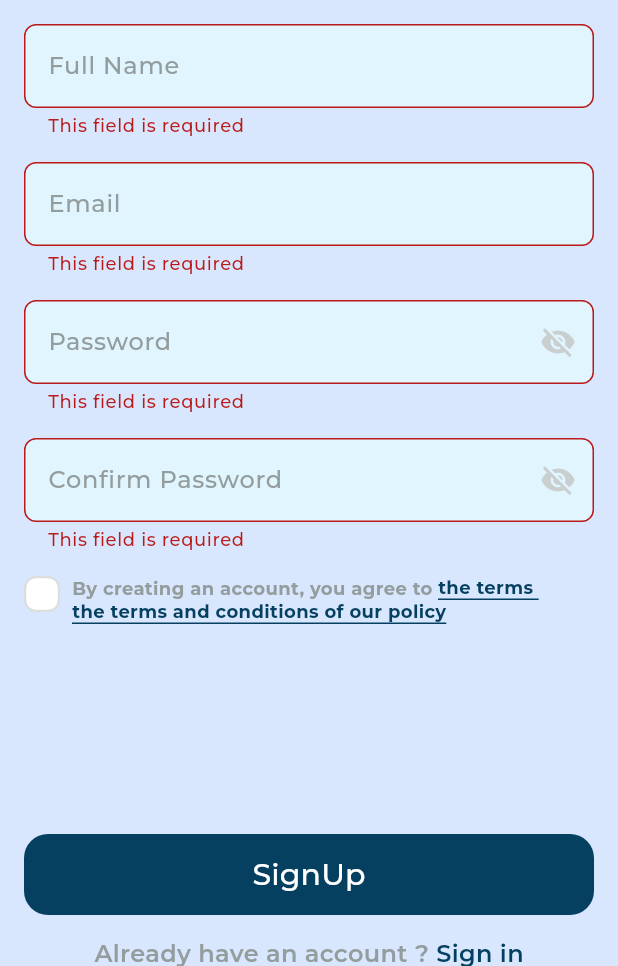
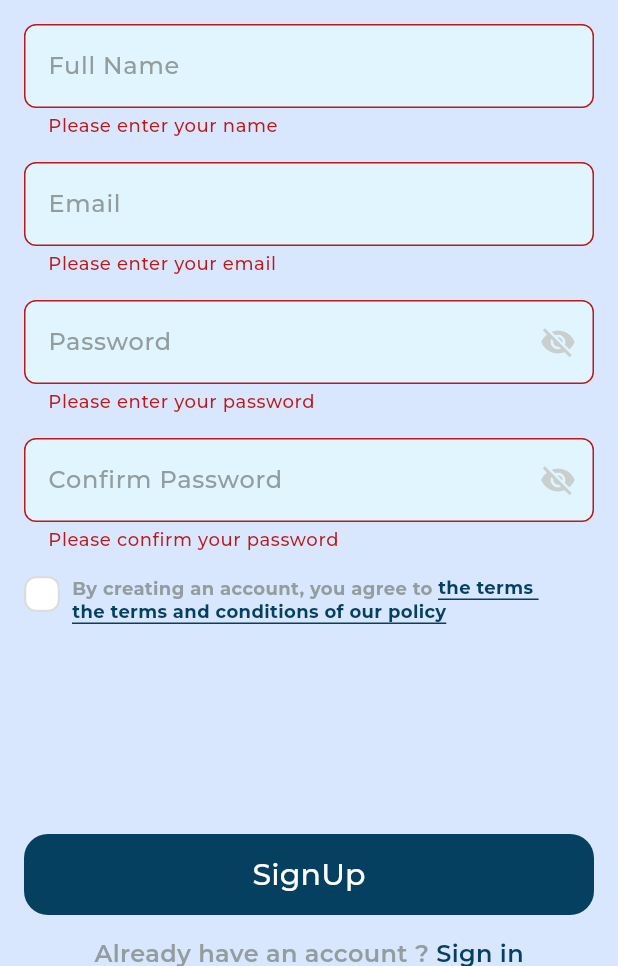
Before and after one commit to engAhmedSami/NewsAppAdv, a Flutter app: the SignupView screen opened by its route, after a tap on "SignUp", on a phone screen of 412 x 824 dp, the part 270-1236 px from its top. Run offline on Flutter 3.47's test engine with Material 3 defaults, Android fonts, the phone set to English and light mode, and no system bars; drawn by our look-alikes of modal_progress_hud_nsn; our stand-ins replace dartz, dots_indicator, firebase_auth, firebase_core, flutter_bloc, flutter_svg and 6 more; missing offline and left inert: flutter_facebook_auth; accounts and stored records are empty; project files that could hold a hidden picture were left out.

Commit message:
"Extracted validator logic from CustomTextFormField and PasswordField to their respective callers, and added custom validation rules for name, email, password, and confirm password fields in SignupViewBody."

```diff
--- a/lib/Core/widget/custom_text_field.dart
+++ b/lib/Core/widget/custom_text_field.dart
@@ -11,6 +11,7 @@ class CustomTextFormField extends StatelessWidget {
     this.onSaved,
     this.obobscureText = false,
     required this.controller,
+    this.validator,
   });
   final String hintText;
   final TextInputType textInputType;
@@ -18,6 +19,7 @@ class CustomTextFormField extends StatelessWidget {
   final void Function(String?)? onSaved;
   final bool obobscureText;
   final TextEditingController controller;
+  final FormFieldValidator<String>? validator;
 
   @override
   Widget build(BuildContext context) {
@@ -25,12 +27,7 @@ class CustomTextFormField extends StatelessWidget {
       controller: controller,
       obscureText: obobscureText,
       onSaved: onSaved,
-      validator: (value) {
-        if (value == null || value.isEmpty) {
-          return 'This field is required';
-        }
-        return null;
-      },
+      validator: validator,
       keyboardType: textInputType,
       decoration: InputDecoration(
         suffixIcon: suffixIcon,
--- a/lib/Featuers/auth/presentation/view/widget/password_field.dart
+++ b/lib/Featuers/auth/presentation/view/widget/password_field.dart
@@ -7,11 +7,12 @@ class PasswordField extends StatefulWidget {
     this.onSaved,
     required this.controller,
     required this.hintText,
+    this.validator,
   });
   final void Function(String?)? onSaved;
   final TextEditingController controller;
   final String hintText;
-
+  final FormFieldValidator<String>? validator;
   @override
   State<PasswordField> createState() => _PasswordFieldState();
 }
@@ -27,6 +28,7 @@ class _PasswordFieldState extends State<PasswordField> {
       onSaved: widget.onSaved,
       hintText: widget.hintText,
       textInputType: TextInputType.visiblePassword,
+      validator: widget.validator,
       suffixIcon: GestureDetector(
         onTap: () {
           obobscureText = !obobscureText;
--- a/lib/Featuers/auth/presentation/view/widget/signup_view_body.dart
+++ b/lib/Featuers/auth/presentation/view/widget/signup_view_body.dart
@@ -47,6 +47,12 @@ class _SignupViewBodyState extends State<SignupViewBody> {
                 },
                 hintText: 'Full Name',
                 textInputType: TextInputType.name,
+                validator: (value) {
+                  if (value == null || value.isEmpty) {
+                    return 'Please enter your name';
+                  }
+                  return null;
+                },
               ),
               const SizedBox(height: 16),
               CustomTextFormField(
@@ -56,6 +62,16 @@ class _SignupViewBodyState extends State<SignupViewBody> {
                 },
                 hintText: 'Email',
                 textInputType: TextInputType.emailAddress,
+                validator: (value) {
+                  if (value == null || value.isEmpty) {
+                    return 'Please enter your email';
+                  }
+                  final emailRegExp = RegExp(r'^[^@]+@[^@]+\.[^@]+$');
+                  if (!emailRegExp.hasMatch(value)) {
+                    return 'Please enter a valid email address';
+                  }
+                  return null;
+                },
               ),
               const SizedBox(height: 16),
               PasswordField(
@@ -64,6 +80,25 @@ class _SignupViewBodyState extends State<SignupViewBody> {
                 onSaved: (value) {
                   password = value!;
                 },
+                validator: (value) {
+                  if (value!.isEmpty) {
+                    return 'Please enter your password';
+                  }
+                  if (value.length < 8) {
+                    return 'Password must be at least 8 characters';
+                  }
+                  if (!RegExp(r'(?=.*?[A-Z])').hasMatch(value)) {
+                    return 'Password must contain at least one uppercase letter';
+                  }
+                  if (!RegExp(r'(?=.*?[0-9])').hasMatch(value)) {
+                    return 'Password must contain at least one digit';
+                  }
+                  if (!RegExp(r'(?=.*?[!@#$%^&*(),.?":{}|<>])')
+                      .hasMatch(value)) {
+                    return 'Password must contain at least one special character';
+                  }
+                  return null;
+                },
               ),
               const SizedBox(height: 16),
               PasswordField(
@@ -71,6 +106,15 @@ class _SignupViewBodyState extends State<SignupViewBody> {
                 controller: confirmPasswordController,
                 onSaved: (value) {
                   confirmPassword = value!;
+                },
+                validator: (value) {
+                  if (value!.isEmpty) {
+                    return 'Please confirm your password';
+                  }
+                  if (value != passwordController.text) {
+                    return 'Passwords do not match';
+                  }
+                  return null;
                 },
               ),
               const SizedBox(height: 16),
@@ -84,8 +128,6 @@ class _SignupViewBodyState extends State<SignupViewBody> {
                 onPressed: () {
                   if (formKey.currentState!.validate()) {
                     if (isTermsAccepted) {
-                      if (passwordController.text ==
-                          confirmPasswordController.text) {
                       formKey.currentState!.save();
                       context
                           .read<SignupCubit>()
@@ -94,12 +136,6 @@ class _SignupViewBodyState extends State<SignupViewBody> {
                             password,
                             userName,
                           );
-                      } else {
-                        failuerTopSnackBar(
-                          context,
-                          'Passwords do not match',
-                        );
-                      }
                     } else {
                       failuerTopSnackBar(
                         context,
```
Lines whose indentation alone changed are shown as unchanged.
